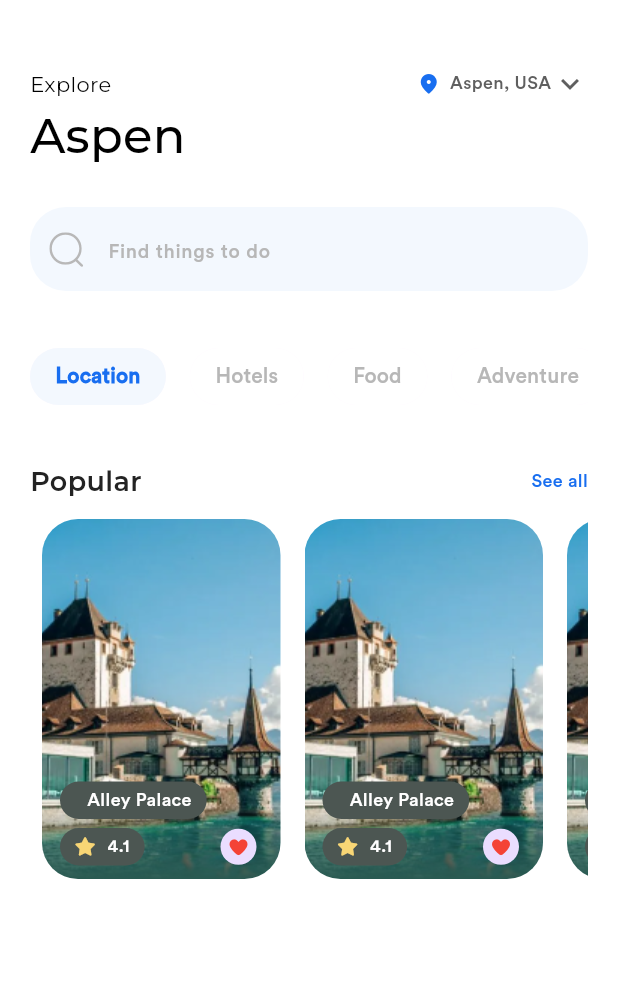
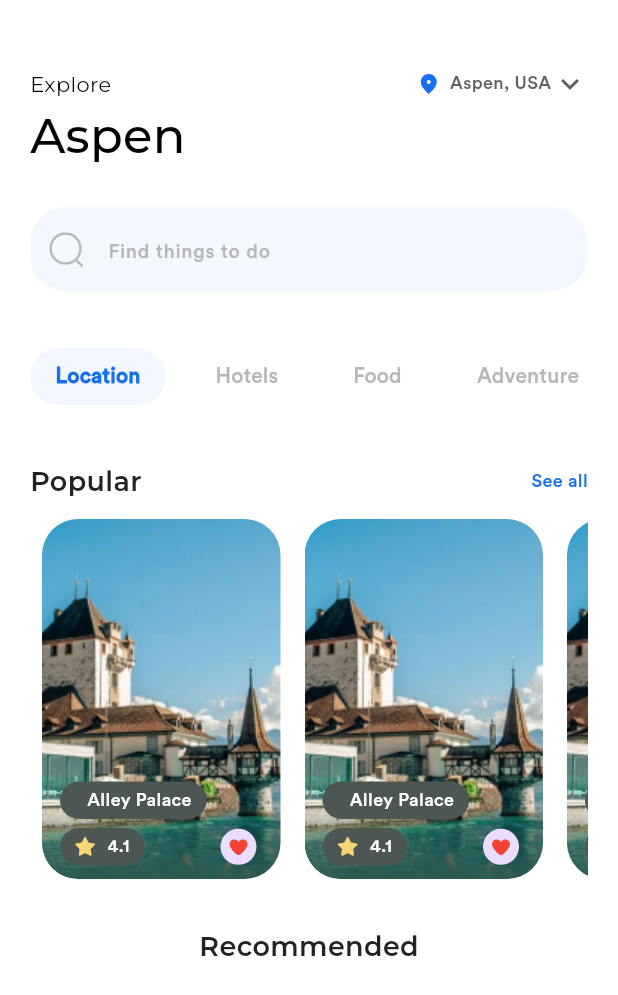
Before and after one commit to Nidhal-Khazene/Aspen_Travel_Mobile_App, a Flutter app: the HomeView screen opened by its route, on a phone screen of 412 x 824 dp. Shown: the top 995 px of the screen. Run offline on Flutter 3.47's test engine with Material 3 defaults, Android fonts, the phone set to English and light mode, and no system bars; our stand-ins replace flutter_svg, font_awesome_flutter; project files that could hold a hidden picture were left out.

Commit message:
add some fixes

```diff
--- a/lib/features/home/presentation/views/widgets/home_view_body.dart
+++ b/lib/features/home/presentation/views/widgets/home_view_body.dart
@@ -1,7 +1,7 @@
+import 'package:aspen_travel_app/core/utils/text_styles.dart';
 import 'package:aspen_travel_app/features/home/presentation/views/widgets/build_popular_see_all_row.dart';
 import 'package:aspen_travel_app/features/home/presentation/views/widgets/category_chips.dart';
 import 'package:aspen_travel_app/features/home/presentation/views/widgets/custom_app_bar.dart';
-import 'package:aspen_travel_app/features/home/presentation/views/widgets/feature_card_item.dart';
 import 'package:aspen_travel_app/features/home/presentation/views/widgets/custom_search_bar.dart';
 import 'package:aspen_travel_app/features/home/presentation/views/widgets/feature_list_view_builder.dart';
 import 'package:flutter/material.dart';
@@ -11,18 +11,23 @@ class HomeViewBody extends StatelessWidget {
 
   @override
   Widget build(BuildContext context) {
-    return const Column(
+    return Column(
       children: [
-        SizedBox(height: 44),
-        CustomAppBar(),
-        SizedBox(height: 24),
-        CustomSearchBar(),
-        SizedBox(height: 32),
-        CategoryChips(),
-        SizedBox(height: 32),
-        BuildPopularSeeAllRow(),
-        SizedBox(height: 12),
-        FeatureListViewBuilder(),
+        const SizedBox(height: 44),
+        const CustomAppBar(),
+        const SizedBox(height: 24),
+        const CustomSearchBar(),
+        const SizedBox(height: 32),
+        const CategoryChips(),
+        const SizedBox(height: 32),
+        const BuildPopularSeeAllRow(),
+        const SizedBox(height: 12),
+        const FeatureListViewBuilder(),
+        const SizedBox(height: 32),
+        Text(
+          "Recommended",
+          style: StylesData.semiBold18.copyWith(color: const Color(0xff232323)),
+        ),
       ],
     );
   }
```
